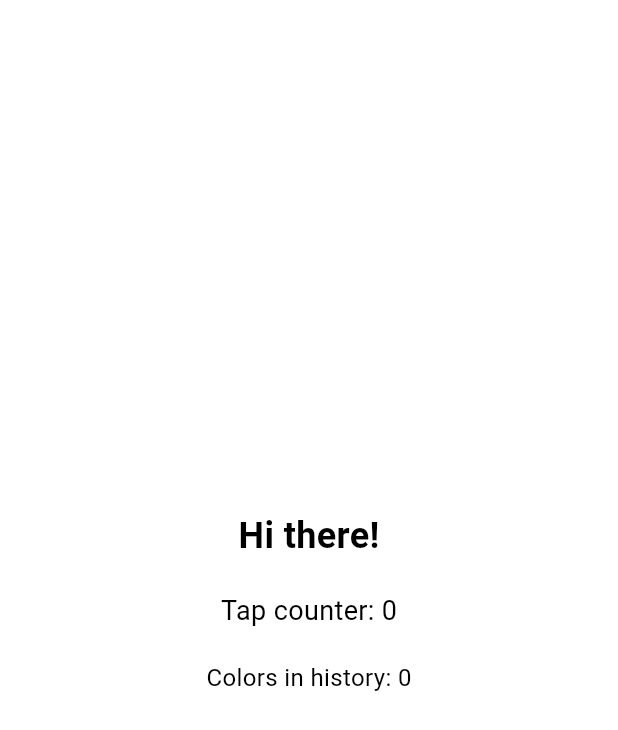
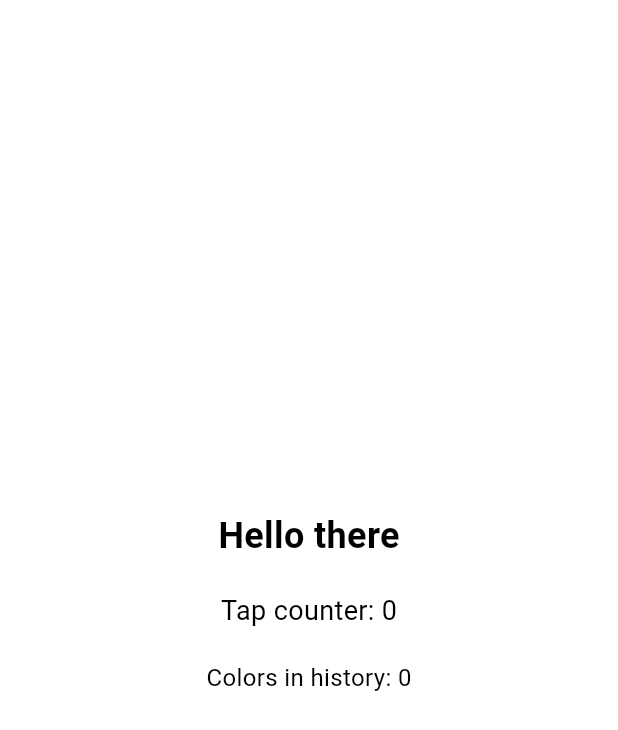
Before and after one commit to andrey2130/test_task_change_color, a Flutter app: the screen it shows after launch, on a phone screen of 412 x 824 dp. Shown: the top 730 px of the screen. Run offline on Flutter 3.47's test engine with Material 3 defaults, Android fonts, the light colour scheme and no system bars; our stand-ins replace flutter_bloc, freezed_annotation.

Commit message:
Update greeting text in HomeScreen from 'Hi there!' to 'Hello there'

```diff
--- a/lib/feature/home/presentation/pages/home_screen.dart
+++ b/lib/feature/home/presentation/pages/home_screen.dart
@@ -61,7 +61,7 @@ class _HomeScreenState extends State<HomeScreen>
     return Column(
       children: [
         Text(
-          'Hi there!',
+          'Hello there',
           style: TextStyle(
             fontSize: 24,
             fontWeight: FontWeight.bold,
```
